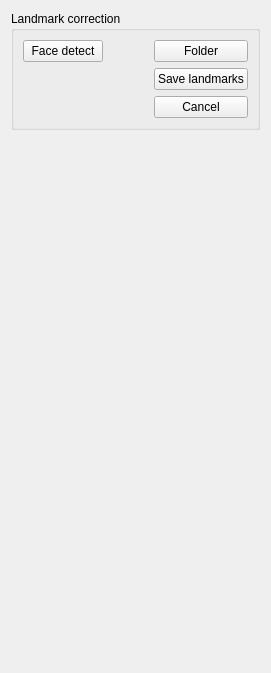
First picture: the form in src/Application/VisionApp/UI/TrainingPanel/TrainingPanel.ui, repository Stepdan/Computer-Vision-for-Faces, before the edit.
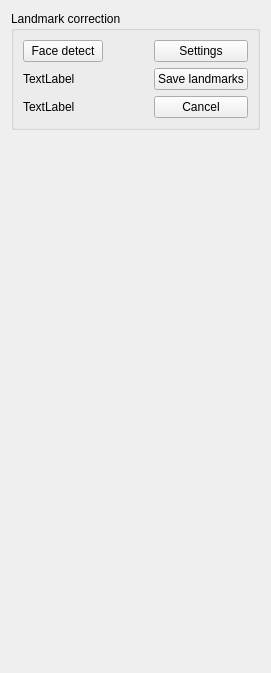
Second picture: the form after the edit.

Commit message: Settings dialog for landmark file data

```diff
--- a/src/Application/VisionApp/UI/TrainingPanel/TrainingPanel.ui
+++ b/src/Application/VisionApp/UI/TrainingPanel/TrainingPanel.ui
@@ -50,7 +50,7 @@
       <item row="0" column="2">
        <widget class="QPushButton" name="folderButton">
         <property name="text">
-         <string>Folder</string>
+         <string>Settings</string>
         </property>
        </widget>
       </item>
@@ -61,6 +61,20 @@
         </property>
        </widget>
       </item>
+      <item row="1" column="0" colspan="2">
+       <widget class="QLabel" name="infoLabel">
+        <property name="text">
+         <string>TextLabel</string>
+        </property>
+       </widget>
+      </item>
+      <item row="2" column="0" colspan="2">
+       <widget class="QLabel" name="infoLabel2">
+        <property name="text">
+         <string>TextLabel</string>
+        </property>
+       </widget>
+      </item>
      </layout>
     </widget>
    </item>
```
Left out of the diff: 2 changed lines with no effect on the pictures. The commit also changes 11 other files.
